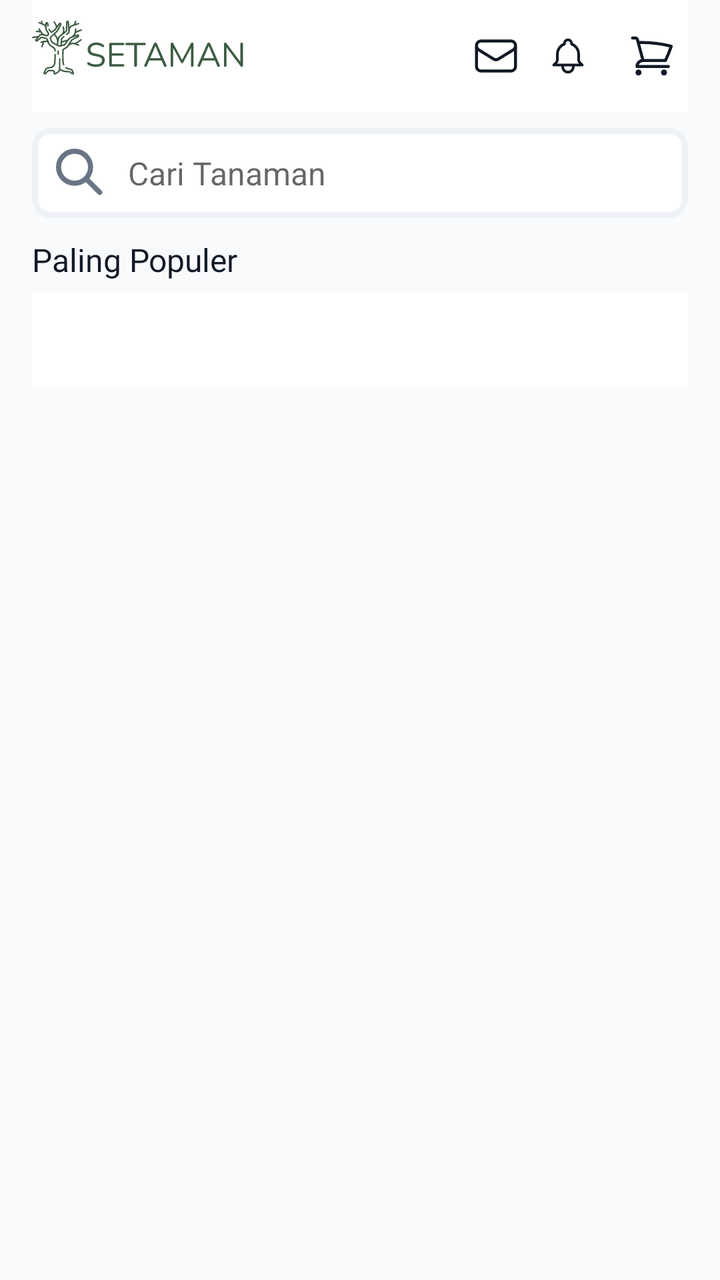
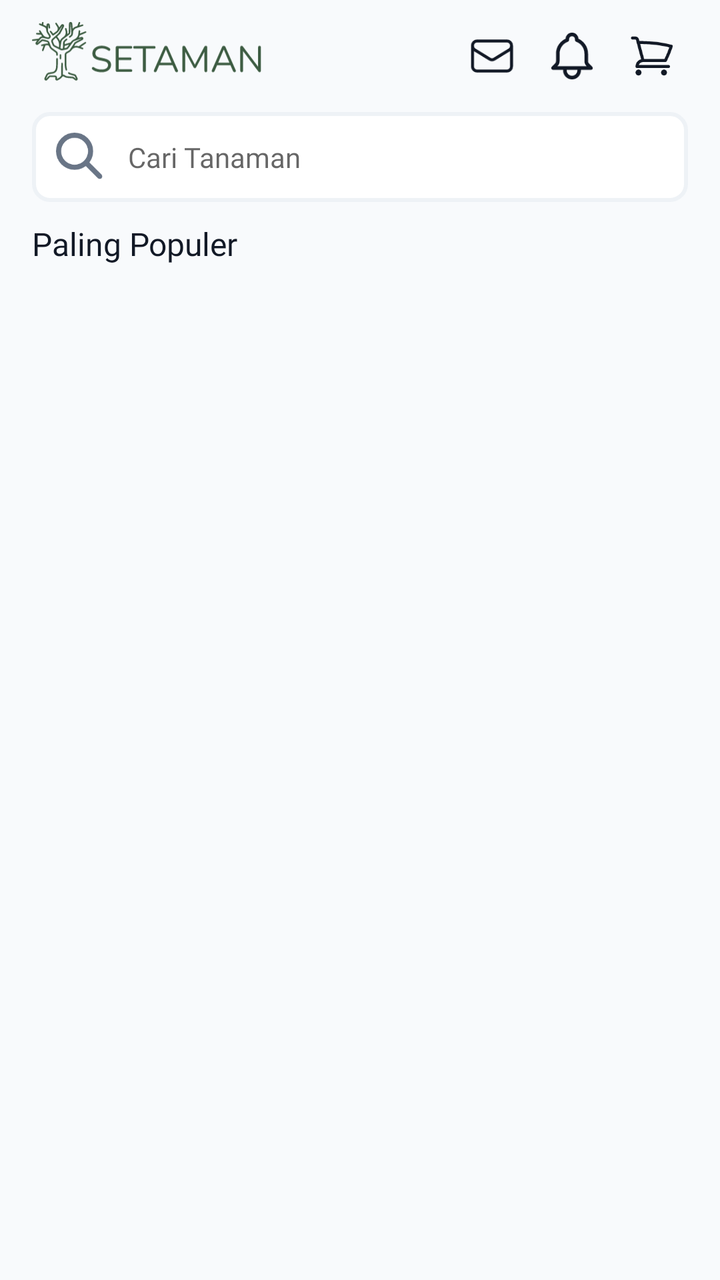

Compare the two renders of this Android layout. The source of the first and the diff that turns it into the second are given below.
<!-- AndroidManifest.xml: application theme Theme.Florist -->
<!-- res/layout/fragment_home.xml -->
<?xml version="1.0" encoding="utf-8"?>
<RelativeLayout xmlns:android="http://schemas.android.com/apk/res/android"
    xmlns:app="http://schemas.android.com/apk/res-auto"
    xmlns:tools="http://schemas.android.com/tools"
    android:layout_width="match_parent"
    android:layout_height="match_parent"
    android:background="@color/bg_primary"
    android:paddingHorizontal="16dp">

    <LinearLayout
        android:id="@+id/headerLayout"
        android:layout_width="match_parent"
        android:layout_height="?attr/actionBarSize"
        android:orientation="horizontal"
        android:gravity="center_vertical"
        android:background="@color/white">

        <ImageView
            android:layout_width="0dp"
            android:layout_height="wrap_content"
            android:layout_weight="1"
            android:scaleType="fitStart"
            android:src="@drawable/ic_logo_horizontal"/>
        <ImageView
            android:layout_width="24dp"
            android:layout_height="24dp"
            android:src="@drawable/ic_envelope"
            android:layout_marginEnd="12dp"/>
        <ImageView
            android:layout_width="24dp"
            android:layout_height="24dp"
            android:src="@drawable/ic_bell"
            android:layout_marginEnd="12dp"
            android:scaleType="center"/>

        <RelativeLayout
            android:id="@+id/layoutCartBadge"
            android:layout_width="36dp"
            android:layout_height="36dp"
            android:gravity="center">

            <ImageView
                android:id="@+id/btnCart"
                android:layout_width="24dp"
                android:layout_height="24dp"
                android:src="@drawable/ic_cart" />

            <TextView
                android:id="@+id/tvCartBadgeCount"
                android:layout_width="16dp"
                android:layout_height="16dp"
                android:layout_alignParentEnd="true"
                android:layout_alignParentTop="true"
                android:background="@drawable/circle_background"
                android:backgroundTint="@color/olive_500"
                android:gravity="center"
                android:text="6"
                android:textColor="@color/white"
                android:textSize="10sp"
                android:textStyle="bold"
                android:layout_marginEnd="4dp"
                android:visibility="gone"/>
        </RelativeLayout>

    </LinearLayout>

    <EditText
        android:id="@+id/etSearch"
        android:layout_width="match_parent"
        android:layout_height="45dp"
        android:layout_marginTop="8dp"
        android:background="@drawable/rounded_gray_layout"
        android:drawableStart="@drawable/ic_search"
        android:drawablePadding="12dp"
        android:hint="Cari Tanaman"
        android:paddingHorizontal="12dp"
        android:textSize="16sp"
        android:layout_below="@+id/headerLayout"/>

    <TextView
        android:id="@+id/tvPalingPopuler"
        android:layout_width="wrap_content"
        android:layout_height="wrap_content"
        android:text="Paling Populer"
        style="@style/title_md_bold"
        android:textColor="@color/gray_900"
        android:textSize="16sp"
        android:layout_marginTop="10dp"
        android:layout_marginBottom="5dp"
        android:layout_below="@id/etSearch"/>

        <androidx.recyclerview.widget.RecyclerView
            android:id="@+id/rvBuyerProducts"
            android:layout_width="match_parent"
            android:layout_height="wrap_content"
            android:layout_below="@id/tvPalingPopuler"
            android:clipToPadding="false"
            android:requiresFadingEdge="horizontal"
            android:fadingEdgeLength="20dp"
            android:scrollbars="horizontal"
            android:scrollbarThumbHorizontal="@color/olive_500"
            android:scrollbarSize="2dp" />

    <com.google.android.material.tabs.TabLayout
        android:id="@+id/tabLayout"
        android:layout_width="match_parent"
        android:layout_height="wrap_content"
        android:background="@color/white"
        app:tabIndicatorColor="@color/olive_500"
        app:tabSelectedTextColor="@color/olive_500"
        app:tabTextColor="@color/gray_500"
        app:tabTextAppearance="@style/label_lg_bold"
        app:tabMode="scrollable"
        app:tabGravity="fill"
        android:layout_below="@id/rvBuyerProducts"/>

    <androidx.core.widget.NestedScrollView
        android:id="@+id/svCategoryProducts"
        android:layout_width="match_parent"
        android:layout_height="match_parent" android:layout_below="@id/tabLayout">

        <androidx.recyclerview.widget.RecyclerView
            android:id="@+id/rvCategoryProducts"
            android:layout_width="match_parent"
            android:layout_height="wrap_content"
            android:layout_marginTop="8dp"
            android:paddingBottom="20dp"
            android:scrollbars="vertical"
            android:scrollbarSize="2dp"
            android:scrollbarThumbVertical="@color/olive_500" />
    </androidx.core.widget.NestedScrollView>

            <ProgressBar
                android:id="@+id/progressBar"
                android:layout_width="wrap_content"
                android:layout_height="wrap_content"
                android:layout_centerInParent="true"
                android:elevation="10dp"
                android:indeterminateTint="@color/olive_500"
                android:visibility="gone"/>

</RelativeLayout>
<!-- resources referenced by this layout -->
<resources>
  <color name="bg_primary">@color/gray_50</color>
  <color name="gray_500">#697586</color>
  <color name="gray_900">#121926</color>
  <color name="olive_500">#3D5C42</color>
  <color name="white">#FFFFFF</color>
  <!-- drawable circle_background (drawable) -->
  <?xml version="1.0" encoding="utf-8"?>
      <shape xmlns:android="http://schemas.android.com/apk/res/android"
          android:innerRadius="0dp"
          android:shape="ring"
          android:thicknessRatio="2"
          android:useLevel="false">
          <solid android:color="@color/neutral"/>
      </shape>
  <!-- drawable rounded_gray_layout (drawable) -->
  <?xml version="1.0" encoding="utf-8"?>
  <shape xmlns:android="http://schemas.android.com/apk/res/android"
      android:shape="rectangle">
  
      <solid android:color="@color/white"/>
      <stroke android:color="@color/border_tertiary" android:width="3dp"/>
      <corners android:bottomLeftRadius="8dp"
          android:bottomRightRadius="8dp"
          android:topLeftRadius="8dp"
          android:topRightRadius="8dp"/>
  
  </shape>
  <style name="label_lg_bold">
          <item name="android:fontFamily">@font/nunito_sans_bold</item>
          <item name="android:textSize">14sp</item>
          <item name="android:lineSpacingMultiplier">0.7</item>
          <item name="android:lineSpacingExtra">6sp</item>
      </style>
  <style name="title_md_bold">
          <item name="android:fontFamily">@font/nunito_sans_bold</item>
          <item name="android:textSize">16sp</item>
          <item name="android:lineSpacingMultiplier">0.44</item>
          <item name="android:lineSpacingExtra">10sp</item>
      </style>
  <color name="gray_50">#F8FAFC</color>
  <color name="neutral">#CDD4DE</color>
  <color name="border_tertiary">@color/gray_100</color>
  <color name="main_color">#3D5C42</color>
  <color name="teal_200">#FF03DAC5</color>
  <color name="teal_700">#FF018786</color>
  <color name="black">#121926</color>
  <!-- drawable rounded_normal_edittext (drawable) -->
  <?xml version="1.0" encoding="utf-8"?>
  <shape xmlns:android="http://schemas.android.com/apk/res/android"
      android:shape="rectangle">
  
      <solid android:color="@color/white"/>
      <stroke android:color="@color/border_secondary" android:width="1dp"/>
      <corners android:bottomLeftRadius="8dp"
          android:bottomRightRadius="8dp"
          android:topLeftRadius="8dp"
          android:topRightRadius="8dp"/>
  
  </shape>
  <color name="gray_100">#EEF2F6</color>
  <color name="border_secondary">@color/gray_400</color>
  <color name="gray_400">#9AA4B2</color>
  <!-- unchanged entries left out for length: 6 -->
</resources>

<!-- the commit's change to res/layout/fragment_home.xml (unified diff, before → after) -->
@@ -1,142 +1,243 @@
 <?xml version="1.0" encoding="utf-8"?>
-<RelativeLayout xmlns:android="http://schemas.android.com/apk/res/android"
+<androidx.coordinatorlayout.widget.CoordinatorLayout xmlns:android="http://schemas.android.com/apk/res/android"
     xmlns:app="http://schemas.android.com/apk/res-auto"
-    xmlns:tools="http://schemas.android.com/tools"
     android:layout_width="match_parent"
     android:layout_height="match_parent"
-    android:background="@color/bg_primary"
-    android:paddingHorizontal="16dp">
-
-    <LinearLayout
-        android:id="@+id/headerLayout"
-        android:layout_width="match_parent"
-        android:layout_height="?attr/actionBarSize"
-        android:orientation="horizontal"
-        android:gravity="center_vertical"
-        android:background="@color/white">
-
-        <ImageView
-            android:layout_width="0dp"
-            android:layout_height="wrap_content"
-            android:layout_weight="1"
-            android:scaleType="fitStart"
-            android:src="@drawable/ic_logo_horizontal"/>
-        <ImageView
-            android:layout_width="24dp"
-            android:layout_height="24dp"
-            android:src="@drawable/ic_envelope"
-            android:layout_marginEnd="12dp"/>
-        <ImageView
-            android:layout_width="24dp"
-            android:layout_height="24dp"
-            android:src="@drawable/ic_bell"
-            android:layout_marginEnd="12dp"
-            android:scaleType="center"/>
-
-        <RelativeLayout
-            android:id="@+id/layoutCartBadge"
-            android:layout_width="36dp"
-            android:layout_height="36dp"
-            android:gravity="center">
-
-            <ImageView
-                android:id="@+id/btnCart"
-                android:layout_width="24dp"
-                android:layout_height="24dp"
-                android:src="@drawable/ic_cart" />
+    android:background="@color/bg_primary">
+
+    <com.google.android.material.appbar.AppBarLayout
+        android:id="@+id/appBarLayout"
+        android:layout_width="match_parent"
+        android:layout_height="wrap_content"
+        android:background="@color/bg_primary"
+        app:elevation="0dp">
+
+        <LinearLayout
+            android:layout_width="match_parent"
+            android:layout_height="wrap_content"
+            android:orientation="vertical"
+            android:paddingHorizontal="16dp"
+            app:layout_scrollFlags="scroll|enterAlways">
+
+            <LinearLayout
+                android:id="@+id/headerLayout"
+                android:layout_width="match_parent"
+                android:layout_height="?attr/actionBarSize"
+                android:orientation="horizontal"
+                android:gravity="center_vertical"
+                android:background="@color/bg_primary">
+
+                <ImageView
+                    android:layout_width="wrap_content"
+                    android:layout_height="42dp"
+                    android:adjustViewBounds="true"
+                    android:paddingTop="4dp"
+                    android:src="@drawable/ic_logo_horizontal"/>
+
+                <Space
+                    android:layout_width="0dp"
+                    android:layout_height="match_parent"
+                    android:layout_weight="1" />
+
+                <RelativeLayout
+                    android:id="@+id/layoutInboxBadge"
+                    android:layout_width="36dp"
+                    android:layout_height="36dp"
+                    android:layout_marginEnd="4dp"
+                    android:gravity="center">
+
+                    <ImageView
+                        android:id="@+id/btnInbox"
+                        android:layout_width="24dp"
+                        android:layout_height="24dp"
+                        android:src="@drawable/ic_envelope" />
+
+                    <TextView
+                        android:id="@+id/tvInboxBadgeCount"
+                        android:layout_width="16dp"
+                        android:layout_height="16dp"
+                        android:layout_alignParentEnd="true"
+                        android:layout_alignParentTop="true"
+                        android:background="@drawable/circle_background"
+                        android:backgroundTint="#D32F2F" android:gravity="center"
+                        android:text="2"
+                        android:textColor="@color/white"
+                        android:textSize="10sp"
+                        android:textStyle="bold"
+                        android:layout_marginEnd="2dp"
+                        android:layout_marginTop="2dp"
+                        android:visibility="gone"/> </RelativeLayout>
+
+                <RelativeLayout
+                    android:id="@+id/layoutNotifBadge"
+                    android:layout_width="36dp"
+                    android:layout_height="36dp"
+                    android:layout_marginEnd="4dp"
+                    android:gravity="center">
+
+                    <ImageView
+                        android:id="@+id/btnNotification"
+                        android:layout_width="24dp"
+                        android:layout_height="24dp"
+                        android:src="@drawable/ic_bell" />
+
+                    <TextView
+                        android:id="@+id/tvNotifBadgeCount"
+                        android:layout_width="16dp"
+                        android:layout_height="16dp"
+                        android:layout_alignParentEnd="true"
+                        android:layout_alignParentTop="true"
+                        android:background="@drawable/circle_background"
+                        android:backgroundTint="#D32F2F" android:gravity="center"
+                        android:text="9+"
+                        android:textColor="@color/white"
+                        android:textSize="10sp"
+                        android:textStyle="bold"
+                        android:layout_marginEnd="2dp"
+                        android:layout_marginTop="2dp"
+                        android:visibility="gone"/>
+                </RelativeLayout>
+
+                <RelativeLayout
+                    android:id="@+id/layoutCartBadge"
+                    android:layout_width="36dp"
+                    android:layout_height="36dp"
+                    android:gravity="center">
+
+                    <ImageView
+                        android:id="@+id/btnCart"
+                        android:layout_width="24dp"
+                        android:layout_height="24dp"
+                        android:src="@drawable/ic_cart" />
+
+                    <TextView
+                        android:id="@+id/tvCartBadgeCount"
+                        android:layout_width="16dp"
+                        android:layout_height="16dp"
+                        android:layout_alignParentEnd="true"
+                        android:layout_alignParentTop="true"
+                        android:background="@drawable/circle_background"
+                        android:backgroundTint="#D32F2F" android:gravity="center"
+                        android:text="6"
+                        android:textColor="@color/white"
+                        android:textSize="10sp"
+                        android:textStyle="bold"
+                        android:layout_marginEnd="2dp"
+                        android:layout_marginTop="2dp"
+                        android:visibility="gone"/>
+                </RelativeLayout>
+            </LinearLayout>
+            <EditText
+                android:id="@+id/etSearch"
+                android:layout_width="match_parent"
+                android:layout_height="45dp"
+                android:background="@drawable/rounded_gray_layout"
+                android:drawableStart="@drawable/ic_search"
+                android:drawablePadding="12dp"
+                android:hint="Cari Tanaman"
+                android:paddingHorizontal="12dp"
+                style="@style/body_md_medium"
+                android:inputType="text"
+                android:imeOptions="actionSearch"
+                android:lines="1"/>
 
             <TextView
-                android:id="@+id/tvCartBadgeCount"
-                android:layout_width="16dp"
-                android:layout_height="16dp"
-                android:layout_alignParentEnd="true"
-                android:layout_alignParentTop="true"
-                android:background="@drawable/circle_background"
-                android:backgroundTint="@color/olive_500"
-                android:gravity="center"
-                android:text="6"
-                android:textColor="@color/white"
-                android:textSize="10sp"
-                android:textStyle="bold"
-                android:layout_marginEnd="4dp"
-                android:visibility="gone"/>
-        </RelativeLayout>
-
-    </LinearLayout>
-
-    <EditText
-        android:id="@+id/etSearch"
-        android:layout_width="match_parent"
-        android:layout_height="45dp"
-        android:layout_marginTop="8dp"
-        android:background="@drawable/rounded_gray_layout"
-        android:drawableStart="@drawable/ic_search"
-        android:drawablePadding="12dp"
-        android:hint="Cari Tanaman"
-        android:paddingHorizontal="12dp"
-        android:textSize="16sp"
-        android:layout_below="@+id/headerLayout"/>
-
-    <TextView
-        android:id="@+id/tvPalingPopuler"
-        android:layout_width="wrap_content"
-        android:layout_height="wrap_content"
-        android:text="Paling Populer"
-        style="@style/title_md_bold"
-        android:textColor="@color/gray_900"
-        android:textSize="16sp"
-        android:layout_marginTop="10dp"
-        android:layout_marginBottom="5dp"
-        android:layout_below="@id/etSearch"/>
-
-        <androidx.recyclerview.widget.RecyclerView
-            android:id="@+id/rvBuyerProducts"
-            android:layout_width="match_parent"
-            android:layout_height="wrap_content"
-            android:layout_below="@id/tvPalingPopuler"
-            android:clipToPadding="false"
-            android:requiresFadingEdge="horizontal"
-            android:fadingEdgeLength="20dp"
-            android:scrollbars="horizontal"
-            android:scrollbarThumbHorizontal="@color/olive_500"
-            android:scrollbarSize="2dp" />
-
-    <com.google.android.material.tabs.TabLayout
-        android:id="@+id/tabLayout"
-        android:layout_width="match_parent"
-        android:layout_height="wrap_content"
-        android:background="@color/white"
-        app:tabIndicatorColor="@color/olive_500"
-        app:tabSelectedTextColor="@color/olive_500"
-        app:tabTextColor="@color/gray_500"
-        app:tabTextAppearance="@style/label_lg_bold"
-        app:tabMode="scrollable"
-        app:tabGravity="fill"
-        android:layout_below="@id/rvBuyerProducts"/>
-
-    <androidx.core.widget.NestedScrollView
-        android:id="@+id/svCategoryProducts"
-        android:layout_width="match_parent"
-        android:layout_height="match_parent" android:layout_below="@id/tabLayout">
-
-        <androidx.recyclerview.widget.RecyclerView
-            android:id="@+id/rvCategoryProducts"
-            android:layout_width="match_parent"
-            android:layout_height="wrap_content"
-            android:layout_marginTop="8dp"
-            android:paddingBottom="20dp"
-            android:scrollbars="vertical"
-            android:scrollbarSize="2dp"
-            android:scrollbarThumbVertical="@color/olive_500" />
-    </androidx.core.widget.NestedScrollView>
-
-            <ProgressBar
-                android:id="@+id/progressBar"
+                android:id="@+id/tvPalingPopuler"
                 android:layout_width="wrap_content"
                 android:layout_height="wrap_content"
-                android:layout_centerInParent="true"
-                android:elevation="10dp"
-                android:indeterminateTint="@color/olive_500"
-                android:visibility="gone"/>
-
-</RelativeLayout>
+                android:text="Paling Populer"
+                style="@style/title_md_bold"
+                android:textColor="@color/gray_900"
+                android:textSize="16sp"
+                android:layout_marginTop="10dp"
+                android:layout_marginBottom="5dp"/>
+
+            <androidx.recyclerview.widget.RecyclerView
+                android:id="@+id/rvBuyerProducts"
+                android:layout_width="match_parent"
+                android:layout_height="wrap_content"
+                android:clipToPadding="false"
+                android:requiresFadingEdge="horizontal"
+                android:fadingEdgeLength="20dp"
+                android:scrollbars="horizontal"
+                android:scrollbarThumbHorizontal="@color/olive_500"
+                android:scrollbarSize="2dp" />
+
+        </LinearLayout>
+
+        <com.google.android.material.tabs.TabLayout
+            android:id="@+id/tabLayout"
+            android:layout_width="match_parent"
+            android:layout_height="wrap_content"
+            android:background="@color/bg_primary"
+            app:tabIndicatorColor="@color/olive_500"
+            app:tabSelectedTextColor="@color/olive_500"
+            app:tabTextColor="@color/gray_500"
+            app:tabTextAppearance="@style/label_lg_bold"
+            app:tabMode="scrollable"
+            app:tabGravity="fill"/>
+
+    </com.google.android.material.appbar.AppBarLayout>
+
+    <androidx.recyclerview.widget.RecyclerView
+        android:id="@+id/rvCategoryProducts"
+        android:layout_width="match_parent"
+        android:layout_height="match_parent"
+        android:paddingHorizontal="16dp"
+        android:paddingTop="8dp"
+        android:paddingBottom="20dp"
+        android:clipToPadding="false"
+        app:layout_behavior="@string/appbar_scrolling_view_behavior" />
+
+    <LinearLayout
+        android:id="@+id/layoutEmptySearch"
+        android:layout_width="match_parent"
+        android:layout_height="wrap_content"
+        android:layout_marginTop="60dp"
+        android:gravity="center"
+        android:orientation="vertical"
+        android:visibility="gone"
+        app:layout_behavior="@string/appbar_scrolling_view_behavior">
+
+        <ImageView
+            android:layout_width="80dp"
+            android:layout_height="80dp"
+            android:src="@drawable/ic_search"
+            app:tint="@color/gray_400"/>
+        <TextView
+            android:layout_width="wrap_content"
+            android:layout_height="wrap_content"
+            android:layout_marginTop="16dp"
+            android:text="Pencarian tidak ditemukan"
+            android:textColor="@color/gray_900"
+            style="@style/title_lg_bold" />
+        <TextView
+            android:layout_width="wrap_content"
+            android:layout_height="wrap_content"
+            android:layout_marginTop="4dp"
+            android:gravity="center"
+            android:text="Coba gunakan kata kunci lain atau\ncari nama toko yang spesifik."
+            android:textColor="@color/gray_500"
+            style="@style/body_md_medium" />
+    </LinearLayout>
+
+    <ProgressBar
+        android:id="@+id/progressBar"
+        android:layout_width="wrap_content"
+        android:layout_height="wrap_content"
+        android:layout_gravity="center"
+        android:elevation="10dp"
+        android:indeterminateTint="@color/olive_500"
+        android:visibility="gone"/>
+
+    <androidx.recyclerview.widget.RecyclerView
+        android:id="@+id/rvShopSuggestions"
+        android:layout_width="match_parent"
+        android:layout_height="wrap_content"
+        android:layout_marginHorizontal="16dp"
+        android:layout_marginTop="120dp"
+        android:background="@drawable/rounded_white_button"
+        android:elevation="8dp"
+        android:visibility="gone" />
+
+</androidx.coordinatorlayout.widget.CoordinatorLayout>
<!-- resource entries referenced after the edit -->
@@ -20,18 +20,44 @@
       android:shape="rectangle">
   
       <solid android:color="@color/white"/>
-      <stroke android:color="@color/border_tertiary" android:width="3dp"/>
+      <stroke android:color="@color/border_tertiary" android:width="2dp"/>
       <corners android:bottomLeftRadius="8dp"
           android:bottomRightRadius="8dp"
           android:topLeftRadius="8dp"
           android:topRightRadius="8dp"/>
   
   </shape>
+  <!-- drawable rounded_white_button (drawable) -->
+  <?xml version="1.0" encoding="utf-8"?>
+  <shape xmlns:android="http://schemas.android.com/apk/res/android"
+      android:shape="rectangle">
+  
+      <solid android:color="@color/white"/>
+      <stroke android:width="2dp" android:color="@color/gray_100"/>
+      <corners
+          android:bottomLeftRadius="8dp"
+          android:bottomRightRadius="8dp"
+          android:topLeftRadius="8dp"
+          android:topRightRadius="8dp"
+          />
+  </shape>
+  <style name="body_md_medium">
+          <item name="android:fontFamily">@font/nunitosans_regular</item>
+          <item name="android:textSize">14sp</item>
+          <item name="android:lineSpacingMultiplier">0.8</item>
+          <item name="android:lineSpacingExtra">4sp</item>
+      </style>
   <style name="label_lg_bold">
           <item name="android:fontFamily">@font/nunito_sans_bold</item>
           <item name="android:textSize">14sp</item>
           <item name="android:lineSpacingMultiplier">0.7</item>
           <item name="android:lineSpacingExtra">6sp</item>
+      </style>
+  <style name="title_lg_bold">
+          <item name="android:fontFamily">@font/nunito_sans_bold</item>
+          <item name="android:textSize">22sp</item>
+          <item name="android:lineSpacingMultiplier">0.55</item>
+          <item name="android:lineSpacingExtra">8sp</item>
       </style>
   <style name="title_md_bold">
           <item name="android:fontFamily">@font/nunito_sans_bold</item>
